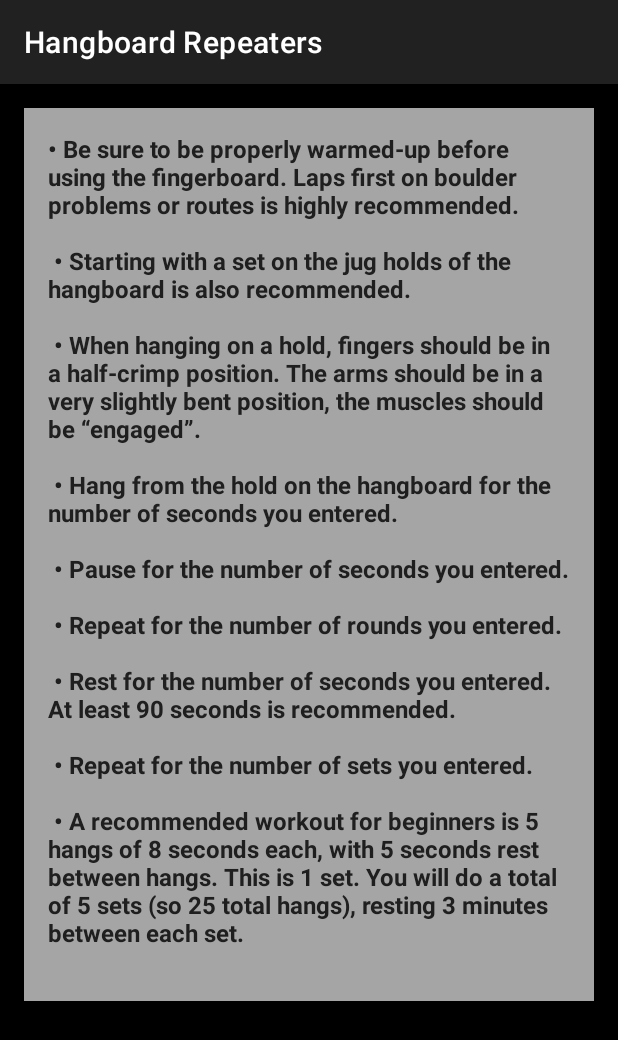
After one commit to mikeschen/HangboardRepeatersAndroidV2, an Android app built with Jetpack Compose: the InstructionActivity screen opened directly, with no data from a screen before it, on a phone screen of 412 x 824 dp. The commit adds this screen. Shown: the top 1040 px of the screen. Run offline under Robolectric (Android 15) with nearby library versions, the phone set to English and light mode, and no system bars.

Commit message:
add in instructions page

```diff
--- a/app/src/main/AndroidManifest.xml
+++ b/app/src/main/AndroidManifest.xml
@@ -27,6 +27,11 @@
             android:exported="true"
             >
         </activity>
+        <activity
+            android:name=".InstructionActivity"
+            android:exported="true"
+            >
+        </activity>
     </application>
 
 </manifest>
--- /dev/null
+++ b/app/src/main/java/com/mikeschen/hangboard_repeaters/InstructionActivity.kt
@@ -0,0 +1,11 @@
+package com.mikeschen.hangboard_repeaters
+
+import android.os.Bundle
+import androidx.appcompat.app.AppCompatActivity
+
+class InstructionActivity : AppCompatActivity() {
+    override fun onCreate(savedInstanceState: Bundle?) {
+        super.onCreate(savedInstanceState)
+        setContentView(R.layout.activity_instruction)
+    }
+}
--- a/app/src/main/java/com/mikeschen/hangboard_repeaters/helpers/MenuHelper.kt
+++ b/app/src/main/java/com/mikeschen/hangboard_repeaters/helpers/MenuHelper.kt
@@ -1,11 +1,13 @@
 package com.mikeschen.hangboard_repeaters.helpers
 
 import android.content.Context
+import android.content.Intent
 import android.view.Menu
 import android.view.MenuInflater
 import android.view.MenuItem
 import android.widget.Toast
 import com.mikeschen.hangboard_repeaters.R
+import com.mikeschen.hangboard_repeaters.InstructionActivity
 
 class MenuHelper(private val context: Context) {
 
@@ -17,24 +19,20 @@ class MenuHelper(private val context: Context) {
     fun handleOptionsItemSelected(item: MenuItem): Boolean {
         return when (item.itemId) {
             R.id.action_instruction -> {
-                // Uncomment and replace with actual intent if needed
-                // val instructionIntent = Intent(context, InstructionActivity::class.java)
-                // context.startActivity(instructionIntent)
-                Toast.makeText(context, "Instructions selected", Toast.LENGTH_SHORT).show()
+                 val instructionIntent = Intent(context, InstructionActivity::class.java)
+                 context.startActivity(instructionIntent)
                 true
             }
             R.id.action_log -> {
                 // Uncomment and replace with actual intent if needed
                 // val logIntent = Intent(context, LogActivity::class.java)
                 // context.startActivity(logIntent)
-                Toast.makeText(context, "Log selected", Toast.LENGTH_SHORT).show()
                 true
             }
             R.id.action_converter -> {
                 // Uncomment and replace with actual intent if needed
                 // val converterIntent = Intent(context, ConverterActivity::class.java)
                 // context.startActivity(converterIntent)
-                Toast.makeText(context, "Converter selected", Toast.LENGTH_SHORT).show()
                 true
             }
             else -> false
--- /dev/null
+++ b/app/src/main/res/layout/activity_instruction.xml
@@ -0,0 +1,26 @@
+<?xml version="1.0" encoding="utf-8"?>
+<RelativeLayout xmlns:android="http://schemas.android.com/apk/res/android"
+    xmlns:tools="http://schemas.android.com/tools"
+    android:layout_width="match_parent"
+    android:layout_height="match_parent"
+    tools:context=".InstructionActivity">
+    <ScrollView
+        android:layout_width="match_parent"
+        android:layout_height="match_parent"
+        android:background="@color/black">
+        <TextView
+            android:layout_width="match_parent"
+            android:layout_height="wrap_content"
+            android:textAppearance="?android:attr/textAppearanceMedium"
+            android:text="@string/instructions"
+            android:id="@+id/instructionsTextView"
+            android:textSize="16sp"
+            android:textColor="#303030"
+            android:background="#ffffff"
+            android:alpha="0.65"
+            android:padding="16dp"
+            android:elevation="2dp"
+            android:layout_margin="16dp"
+            android:textStyle="bold" />
+    </ScrollView>
+</RelativeLayout>
--- a/app/src/main/res/layout/activity_timer.xml
+++ b/app/src/main/res/layout/activity_timer.xml
@@ -1,7 +1,6 @@
 <?xml version="1.0" encoding="utf-8"?>
 <RelativeLayout xmlns:android="http://schemas.android.com/apk/res/android"
     xmlns:tools="http://schemas.android.com/tools"
-    xmlns:app="http://schemas.android.com/apk/res-auto"
     android:layout_width="match_parent"
     android:layout_height="match_parent"
     android:background="@drawable/dream"
```
